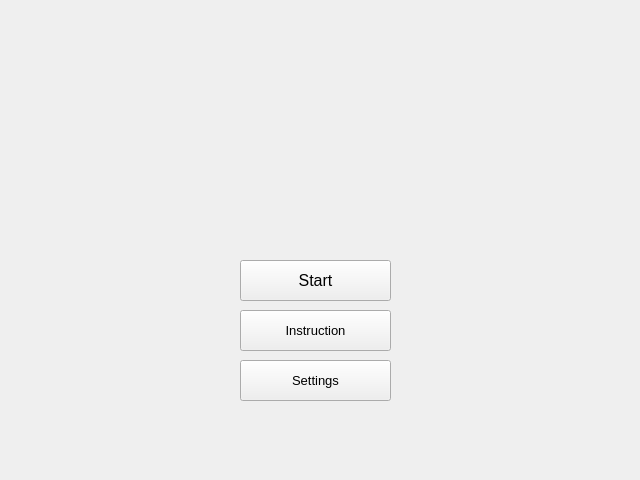
Above: qt_speach_recognition/ui/welcome_page.ui from utimateman/example_pyqt before the change. Below: the same form after it.
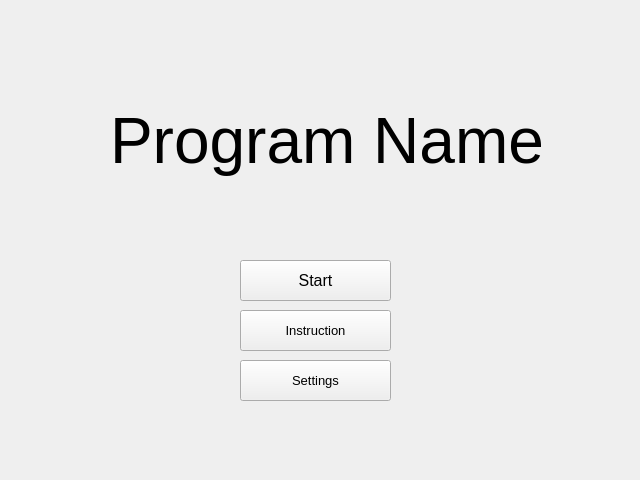
That is the form after the change.

Commit message: connecting ui and page swapping

```diff
--- a/qt_speach_recognition/ui/welcome_page.ui
+++ b/qt_speach_recognition/ui/welcome_page.ui
@@ -67,6 +67,24 @@
     <string>Settings</string>
    </property>
   </widget>
+  <widget class="QLabel" name="label">
+   <property name="geometry">
+    <rect>
+     <x>110</x>
+     <y>80</y>
+     <width>431</width>
+     <height>121</height>
+    </rect>
+   </property>
+   <property name="font">
+    <font>
+     <pointsize>48</pointsize>
+    </font>
+   </property>
+   <property name="text">
+    <string>Program Name</string>
+   </property>
+  </widget>
  </widget>
  <resources/>
  <connections/>
```
The commit also changes 2 other files.
